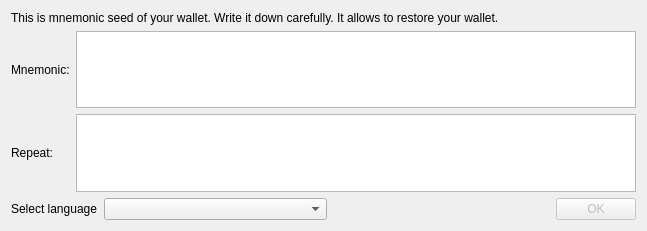
This is src/gui/ui/verifymnemonicseeddialog.ui in mygirl8893/Catalyst-Classic-3.0.4 as Qt 5 draws it before an edit. The edited form follows.
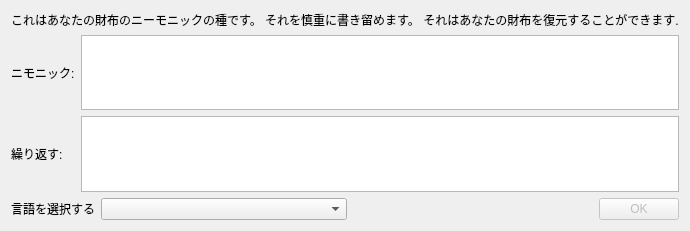
This is the edited form.

The edit to the form file:
```diff
--- a/src/gui/ui/verifymnemonicseeddialog.ui
+++ b/src/gui/ui/verifymnemonicseeddialog.ui
@@ -23,14 +23,14 @@
    <item row="0" column="0" colspan="2">
     <widget class="QLabel" name="label_3">
      <property name="text">
-      <string>This is mnemonic seed of your wallet. Write it down carefully. It allows to restore your wallet.</string>
+      <string>これはあなたの財布のニーモニックの種です。 それを慎重に書き留めます。 それはあなたの財布を復元することができます.</string>
      </property>
     </widget>
    </item>
    <item row="1" column="0">
     <widget class="QLabel" name="label">
      <property name="text">
-      <string>Mnemonic:</string>
+      <string>ニモニック:</string>
      </property>
     </widget>
    </item>
@@ -51,7 +51,7 @@
    <item row="2" column="0">
     <widget class="QLabel" name="label_2">
      <property name="text">
-      <string>Repeat:</string>
+      <string>繰り返す:</string>
      </property>
     </widget>
    </item>
@@ -84,7 +84,7 @@
      <item>
       <widget class="QLabel" name="m_languageLabel">
        <property name="text">
-        <string>Select language</string>
+        <string>言語を選択する</string>
        </property>
       </widget>
      </item>
```
Left out of the diff: 2 changed lines with no effect on the pictures.
